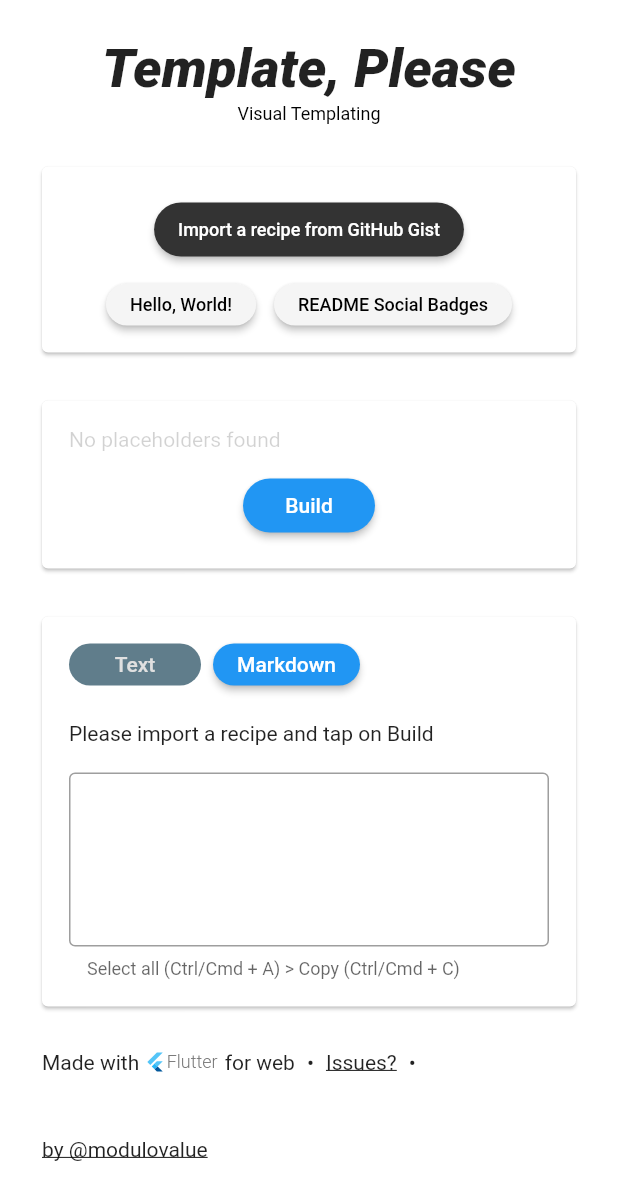
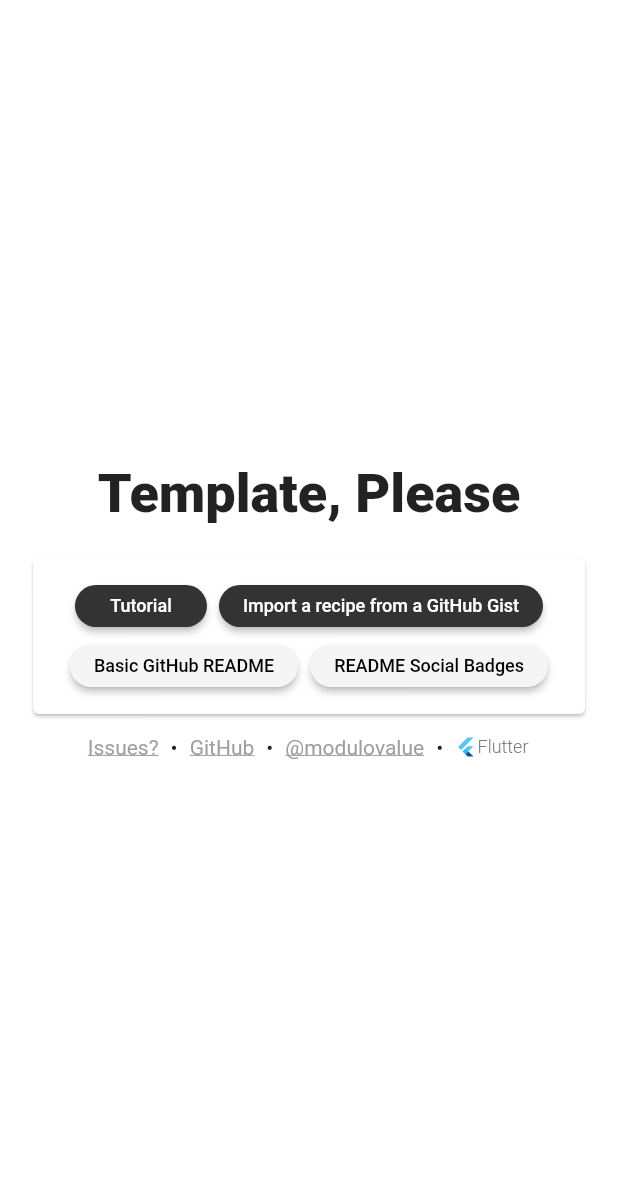
Before and after one commit to modulovalue/templateplease, a Flutter app: the screen it shows after launch, on a phone screen of 412 x 824 dp. Shown: the top 1200 px of the screen. Run offline on Flutter 3.47's test engine with Material 2 defaults, Android fonts, the phone set to English and light mode, and no system bars; our stand-ins replace flutter_markdown; missing offline and left inert: dart:html, reflected_mustache; statements that could not run were skipped.

Commit message:
clean up

```diff
--- a/lib/main.dart
+++ b/lib/main.dart
@@ -1,6 +1,8 @@
-import 'dart:js' as js;
+import 'dart:html';
 
 import 'package:flutter/material.dart';
+import 'package:templateplease/util.dart';
+import 'package:templateplease/widget_gist.dart';
 import 'package:templateplease/widget_paste.dart';
 import 'package:templateplease/widget_placeholders.dart';
 import 'package:templateplease/widget_preview.dart';
@@ -32,7 +34,27 @@ class _TestState extends State<Test> {
   String sourceText = "";
   String error;
 
+  String loadedGistOrNull;
+
   final Map<String, TextEditingController> vars = {};
+
+  @override
+  void initState() {
+    super.initState();
+    loadedGistOrNull = _getGistIDOrNull();
+  }
+
+  String _getGistIDOrNull() {
+    final uri = Uri.tryParse(window.location.href);
+    if (uri == null) {
+      return null;
+    }
+    final id = uri.queryParameters["gist"].toString();
+    if (id == null || id == "" || id == null || id == "null") {
+      return null;
+    }
+    return id;
+  }
 
   void setText(String text) {
     setState(() {
@@ -54,54 +76,47 @@ class _TestState extends State<Test> {
 
   @override
   Widget build(BuildContext context) {
-    const cardElevation = 1.0;
-    const cardSpacing = 24.0;
     return Scaffold(
       backgroundColor: Colors.white,
       body: Builder(builder: (context) {
         return Center(
           child: ListView(
-            padding: const EdgeInsets.all(24.0),
+            padding: const EdgeInsets.all(18.0),
             shrinkWrap: true,
             children: [
               Center(
+                child: GestureDetector(
+                  onTap: () {
+                    openSelfWithNewParams((a) => <String, dynamic>{});
+                  },
                   child: Text(
                     "Template, Please",
                     style: TextStyle(
                       fontWeight: FontWeight.w900,
                       fontSize: 36.0,
-                      fontStyle: FontStyle.italic),
                     ),
-              ),
-              const SizedBox(height: 2.0),
-              Center(
-                child: Text(
-                  "Visual Templating",
-                  style: TextStyle(
-                    fontWeight: FontWeight.w400,
-                    fontSize: 12.0,
-                    color: Colors.black,
+                    textAlign: TextAlign.center,
                   ),
                 ),
               ),
-              const SizedBox(height: 24.0),
-              Center(
-                child: Card(
-                  elevation: cardElevation,
-                  child: paste(
-                    fromString: (str) async {
-                      setText(str);
-                    },
-                  ),
-                ),
-              ),
-              const SizedBox(height: cardSpacing),
-              Center(
-                child: Card(
-                  elevation: cardElevation,
-                  child: placeholders(
-                    vars: vars.map(
-                        (key, value) => MapEntry(removeBraces(key), value)),
+              const SizedBox(height: 18.0),
+              Card(
+                child: Padding(
+                  padding: const EdgeInsets.all(18.0),
+                  child: Column(
+                    children: <Widget>[
+                      if (loadedGistOrNull != null) //
+                        GistInfoWidget(
+                          gistID: loadedGistOrNull,
+                          setContent: setText,
+                        )
+                      else if (loadedGistOrNull == null) //
+                        paste(fromString: setText),
+                      if (sourceText.isNotEmpty) ...[
+                        const SizedBox(height: 42.0),
+                        placeholders(
+                          vars: vars.map((key, value) =>
+                              MapEntry(removeBraces(key), value)),
                           source: sourceText,
                           error: error,
                           setError: (err) => setState(() => error = err),
@@ -111,68 +126,16 @@ class _TestState extends State<Test> {
                           varsRaw: vars.map((key, value) =>
                               MapEntry(removeBraces(key), value.text)),
                         ),
-                ),
-              ),
-              const SizedBox(height: cardSpacing),
-              Card(
-                elevation: cardElevation,
-                child: PreviewWidget(targetController.text, targetController),
-              ),
-              Padding(
-                padding:
-                    const EdgeInsets.symmetric(horizontal: 4.0, vertical: 8.0),
-                child: Wrap(
-                  spacing: 8.0,
-                  runSpacing: 8.0,
-                  children: <Widget>[
-                    _verticalCenter(
-                      GestureDetector(
-                          child: Row(
-                        mainAxisSize: MainAxisSize.min,
-                        children: <Widget>[
-                          const Text(
-                            "Made with ",
-                          ),
-                          const FlutterLogo(
-                            size: 50.0,
-                            style: FlutterLogoStyle.horizontal,
-                          ),
-                          const Text(
-                            " for web",
-                          ),
+                        const SizedBox(height: 24.0),
                       ],
-                      )),
-                    ),
-                    _verticalCenter(const Text("•")),
-                    _verticalCenter(
-                      GestureDetector(
-                        onTap: () => js.context.callMethod("open", <dynamic>[
-                          "https://github.com/modulovalue/templateplease"
-                        ]),
-                        child: Text(
-                          "Issues?",
-                          style: TextStyle(
-                            decoration: TextDecoration.underline,
+                      if (sourceText.isNotEmpty) //
+                        const SizedBox(height: 14.0),
+                      PreviewWidget(targetController.text, targetController),
+                    ],
                   ),
                 ),
               ),
-                    ),
-                    _verticalCenter(const Text("•")),
-                    _verticalCenter(
-                      GestureDetector(
-                        onTap: () => js.context.callMethod("open",
-                            <dynamic>["https://twitter.com/modulovalue"]),
-                        child: Text(
-                          "by @modulovalue",
-                          style: TextStyle(
-                            decoration: TextDecoration.underline,
-                          ),
-                        ),
-                      ),
-                    ),
-                  ],
-                ),
-              ),
+              footer(),
             ],
           ),
         );
@@ -181,9 +144,68 @@ class _TestState extends State<Test> {
   }
 }
 
+Widget footer() {
+  return Center(
+    child: Padding(
+      padding: const EdgeInsets.symmetric(horizontal: 4.0, vertical: 8.0),
+      child: Wrap(
+        spacing: 8.0,
+        runSpacing: 8.0,
+        children: <Widget>[
+          _verticalCenter(
+            GestureDetector(
+              onTap: () => openUrl("https://github.com/modulovalue/templateplease/issues"),
+              child: Text(
+                "Issues?",
+                style: TextStyle(
+                  decoration: TextDecoration.underline,
+                  color: Colors.grey,
+                ),
+              ),
+            ),
+          ),
+          _verticalCenter(const Text("•")),
+          _verticalCenter(
+            GestureDetector(
+              onTap: () => openUrl("https://github.com/modulovalue/templateplease"),
+              child: Text(
+                "GitHub",
+                style: TextStyle(
+                  decoration: TextDecoration.underline,
+                  color: Colors.grey,
+                ),
+              ),
+            ),
+          ),
+          _verticalCenter(const Text("•")),
+          _verticalCenter(
+            openLink(
+              "https://twitter.com/modulovalue",
+              Text(
+                "@modulovalue",
+                style: TextStyle(
+                  decoration: TextDecoration.underline,
+                  color: Colors.grey,
+                ),
+              ),
+            ),
+          ),
+          _verticalCenter(const Text("•")),
+          _verticalCenter(
+            const FlutterLogo(
+              size: 50.0,
+              style: FlutterLogoStyle.horizontal,
+            ),
+          ),
+        ],
+      ),
+    ),
+  );
+}
+
 Widget _verticalCenter(Widget child) {
   return SizedBox(
-    height: 50,
+    height: 20,
     child: Row(
       mainAxisSize: MainAxisSize.min,
       crossAxisAlignment: CrossAxisAlignment.center,
@@ -193,19 +215,3 @@ Widget _verticalCenter(Widget child) {
     ),
   );
 }
-
-Set<String> findVariableNames(String input) {
-  return RegExp(mustacheVariableRegex).allMatches(input).map((match) {
-    return match.group(0);
-  }).toSet();
-}
-
-const mustacheVariableRegex = r"{{([\:\/\-\\\,\.a-zA-Z0-9\s])*}}";
-
-String removeBraces(String str) {
-  if (str.length >= 4) {
-    return str.substring(2, str.length - 2);
-  } else {
-    return str;
-  }
-}
--- a/lib/widget_paste.dart
+++ b/lib/widget_paste.dart
@@ -1,23 +1,32 @@
+import 'dart:html';
+
 import 'package:flutter/material.dart';
 import 'package:templateplease/gists.dart';
-import 'package:http/http.dart' as http;
+import 'package:templateplease/util.dart';
 
 Widget paste({
   @required void Function(String set) fromString,
 }) {
-  return Padding(
-    padding: const EdgeInsets.all(18.0),
-    child: Column(
+  return Column(
     children: <Widget>[
+      Wrap(
+        spacing: 8.0,
+        runSpacing: 8.0,
+        runAlignment: WrapAlignment.center,
+        alignment: WrapAlignment.center,
+        children: <Widget>[
+          _tutorial(),
           Builder(
             builder: (context) {
-            return RaisedButton(
+              return Container(
+                height: 28.0,
+                child: RaisedButton(
                   color: const Color(0xFF333333),
                   shape: RoundedRectangleBorder(
                     borderRadius: BorderRadius.circular(100),
                   ),
                   child: Text(
-                "Import a recipe from GitHub Gist",
+                    "Import a recipe from a GitHub Gist",
                     style: TextStyle(
                       fontSize: 12.0,
                       color: Colors.white,
@@ -33,31 +42,101 @@ Widget paste({
                       },
                     );
                   },
+                ),
               );
             },
           ),
+        ],
+      ),
       const SizedBox(height: 12.0),
-        Row(
-          mainAxisSize: MainAxisSize.max,
-          mainAxisAlignment: MainAxisAlignment.center,
+      Wrap(
+        spacing: 8.0,
+        runSpacing: 8.0,
+        runAlignment: WrapAlignment.center,
+        alignment: WrapAlignment.center,
         children: <Widget>[
-            Wrap(
-              spacing: 12.0,
-              runSpacing: 12.0,
-              children: <Widget>[
-                _exampleButton("Hello, World!", () {
-                  fromString("Hello, {{World}}!");
+          _exampleButton("Basic GitHub README", () {
+            openSelfWithNewParams((old) => old
+              ..addAll(<String, dynamic>{
+                "gist": "980c10cbf436622fcbd179ce56b1b889",
+              }));
           }),
           _exampleButton("README Social Badges", () {
-                  fromString(
-                      "[![Twitter Follow](https://img.shields.io/twitter/follow/{{Twitter}}?style=social&logo=twitter)](https://twitter.com/{{Twitter}}) [![GitHub Follow](https://img.shields.io/github/followers/{{GitHub}}?style=social&logo=github)](https://github.com/{{GitHub}})");
+            openSelfWithNewParams((old) => old
+              ..addAll(<String, dynamic>{
+                "gist": "a366237e9878c47edc1b6280df5a46cb",
+              }));
           }),
         ],
       ),
     ],
+  );
+}
+
+Widget _tutorial() {
+  return Builder(
+    builder: (context) {
+      return Container(
+        height: 28.0,
+        child: RaisedButton(
+          color: const Color(0xFF333333),
+          shape: RoundedRectangleBorder(
+            borderRadius: BorderRadius.circular(100),
+          ),
+          child: Text(
+            "Tutorial",
+            style: TextStyle(
+              fontSize: 12.0,
+              color: Colors.white,
+            ),
+          ),
+          onPressed: () async {
+            await showDialog<void>(
+              context: context,
+              builder: (context) {
+                return AlertDialog(
+                  title: const Text("Tutorial"),
+                  content: Column(
+                    crossAxisAlignment: CrossAxisAlignment.start,
+                    children: <Widget>[
+                      openLink(
+                        "https://gist.github.com/",
+                        const Text(
+                          "1. Go to https://gist.github.com/",
+                          style: TextStyle(
+                            color: Colors.blue,
+                          ),
+                        ),
+                      ),
+                      const Text("2. Create a public Gist"),
+                      const Text(
+                        "3. Replace everything you want to type in manually with {{placeholdername}}",
+                      ),
+                      const Text(" "),
+                      openLink(
+                        "https://gist.github.com/modulovalue/a366237e9878c47edc1b6280df5a46cb",
+                        const Text(
+                          "Example Gist",
+                          style: TextStyle(
+                            color: Colors.blue,
+                          ),
+                        ),
                       ),
                     ],
                   ),
+                  actions: <Widget>[
+                    FlatButton(
+                      child: const Text("Close"),
+                      onPressed: () => Navigator.pop(context),
+                    )
+                  ],
+                );
+              },
+            );
+          },
+        ),
+      );
+    },
   );
 }
 
@@ -74,8 +153,6 @@ class ImportGISTButton extends StatefulWidget {
 
 class _ImportGISTButtonState extends State<ImportGISTButton> {
   String gistStringOrNull;
-  bool isLoading = false;
-  Gist gist;
 
   @override
   Widget build(BuildContext context) {
@@ -89,18 +166,13 @@ class _ImportGISTButtonState extends State<ImportGISTButton> {
                 suffixIcon: IconButton(
                   icon: Icon(Icons.send),
                   onPressed: () async {
-                    print("aaaaaaaaaaaaa");
                     final id = gistIDFromString(this.gistStringOrNull);
-                    if (id != null) {
-                      setState(() => isLoading = true);
-                      final gist = await loadGist(
-                        client: http.Client(),
-                        gistId: gistIDFromString(this.gistStringOrNull),
-                      );
-                      setState(() {
-                        this.gist = gist;
-                        isLoading = false;
-                      });
+
+                    if (id != null && id != "" && id != "null") {
+                      openSelfWithNewParams((old) => old
+                        ..addAll(<String, dynamic>{
+                          "gist": id,
+                        }));
                     } else {
                       await showDialog<void>(
                           context: context,
@@ -131,47 +203,14 @@ class _ImportGISTButtonState extends State<ImportGISTButton> {
               });
             },
           ),
-          if (!isLoading && gist != null) //
-            ...[
-            const SizedBox(height: 24.0),
-            Text("${gist.description}"),
-            const SizedBox(height: 8.0),
-            const Text(
-              "Please select a file",
-              style: TextStyle(
-                fontSize: 14.0,
-                fontWeight: FontWeight.normal,
-              ),
-            ),
         ],
-        ],
-      ),
-      content: SingleChildScrollView(
-        child: Column(
-          children: <Widget>[
-            if (isLoading)
-              const SizedBox(height: 4.0, child: LinearProgressIndicator()),
-            if (!isLoading && gist != null) //
-              ...gist.files.where((a) => a.hasContent).map(
-                (file) {
-                  return ListTile(
-                    title: Text(file.name),
-                    onTap: () {
-                      widget.setText(file.content);
-                      Navigator.of(context).pop();
-                    },
-                  );
-                },
-              ),
-          ],
-        ),
       ),
     );
   }
 }
 
 Widget _exampleButton(String text, void Function() onTap) {
-  return SizedBox(
+  return Container(
     height: 28.0,
     child: RaisedButton(
       color: Colors.grey[100],
--- a/lib/widget_preview.dart
+++ b/lib/widget_preview.dart
@@ -16,11 +16,11 @@ class _PreviewWidgetState extends State<PreviewWidget> {
 
   @override
   Widget build(BuildContext context) {
-    return Padding(
-      padding: const EdgeInsets.all(18.0),
-      child: Column(
-        crossAxisAlignment: CrossAxisAlignment.start,
-        children: <Widget>[
+    return Column(
+      crossAxisAlignment: CrossAxisAlignment.start,
+      children: <Widget>[
+        if (widget.text.isNotEmpty) //
+          ...[
           Wrap(
             spacing: 8.0,
             runSpacing: 8.0,
@@ -28,22 +28,19 @@ class _PreviewWidgetState extends State<PreviewWidget> {
             crossAxisAlignment: WrapCrossAlignment.center,
             children: <Widget>[
               _button(
-                text: "Text",
-                active: preview != PreviewType.text,
+                text: "Text Preview",
+                unselected: preview != PreviewType.text,
                 onTap: () => setState(() => preview = PreviewType.text),
               ),
               _button(
-                text: "Markdown",
-                active: preview != PreviewType.markdown,
+                text: "Markdown Preview",
+                unselected: preview != PreviewType.markdown,
                 onTap: () => setState(() => preview = PreviewType.markdown),
               ),
             ],
           ),
           const SizedBox(height: 24.0),
           _previewWidget(() {
-            if (widget.text.isEmpty) {
-              return "Please import a recipe and tap on Build";
-            }
             return widget.text;
           }(), preview),
           const SizedBox(height: 18.0),
@@ -56,7 +53,7 @@ class _PreviewWidgetState extends State<PreviewWidget> {
             controller: widget.outputController,
           ),
         ],
-      ),
+      ],
     );
   }
 }
@@ -77,20 +74,24 @@ enum PreviewType {
 }
 
 Widget _button({
-  @required bool active,
+  @required bool unselected,
   @required String text,
   @required void Function() onTap,
 }) {
   return Container(
     height: 28.0,
     child: RaisedButton(
-        color: Colors.blue,
-        disabledColor: Colors.blueGrey,
+        color: Colors.white,
         shape: RoundedRectangleBorder(
           borderRadius: BorderRadius.circular(100.0),
         ),
-        child: Text(text,
-            style: TextStyle(color: active ? Colors.white : Colors.grey[300])),
-        onPressed: active ? onTap : null),
+        disabledColor: Colors.blue,
+        child: Text(
+          text,
+          style: TextStyle(
+            color: unselected ? Colors.black.withOpacity(0.3) : Colors.white,
+          ),
+        ),
+        onPressed: unselected ? onTap : null),
   );
 }
```
Also changed, not shown: lib/util.dart (added, +36 -0 lines), lib/widget_gist.dart (added, +148 -0 lines), lib/widget_placeholders.dart (+41 -27 lines), 5 other files. Lines whose indentation alone changed are shown as unchanged.
